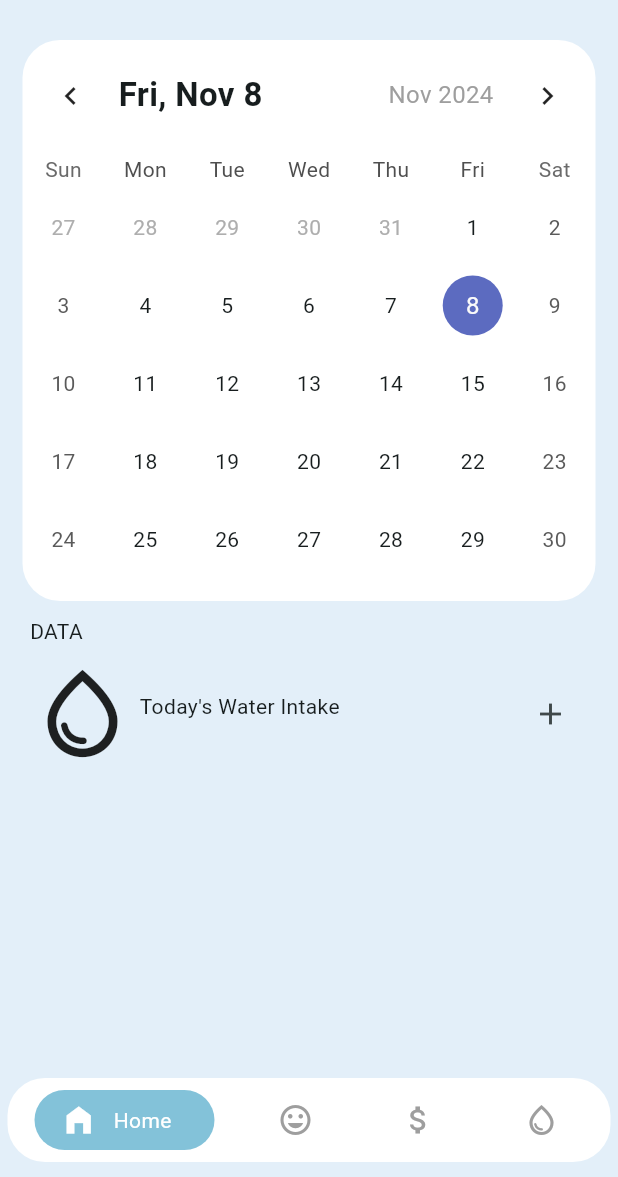
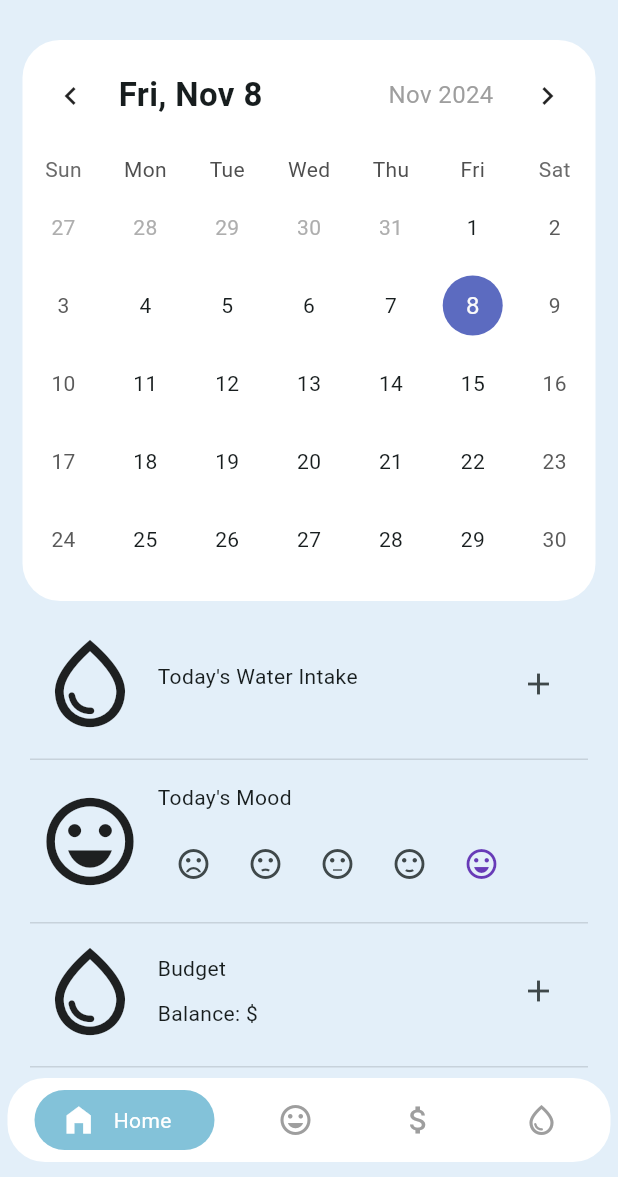
Before and after one commit to ariem1/App_Dev_2_Project, a Flutter app: the screen it shows after launch, on a phone screen of 412 x 824 dp, the part 59-1236 px from its top. Run offline on Flutter 3.47's test engine with Material 3 defaults, Android fonts, the phone set to English and light mode, and no system bars; drawn by our look-alikes of table_calendar.

Commit message:
Updated Homepage

```diff
--- a/lib/pages/home_page.dart
+++ b/lib/pages/home_page.dart
@@ -1,4 +1,7 @@
 import 'package:aura_journal/pages/journal_page.dart';
+import 'package:aura_journal/pages/main_page.dart';
+import 'package:aura_journal/pages/to_do_page.dart';
+
 import 'package:flutter/cupertino.dart';
 import 'package:flutter/material.dart';
 import 'package:table_calendar/table_calendar.dart';
@@ -98,6 +101,36 @@ class _HomePageState extends State<HomePage> {
           .add(Icon(Icons.water_drop_outlined, size: 30)); // Add a new droplet
     });
   }
+
+
+  int _selectedMood = 4; //happy as defualt
+
+  Icon _buildIcon(int index) {
+    switch (index) {
+      case 0:
+        return Icon(Icons.sentiment_very_dissatisfied); // Lowest rating
+      case 1:
+        return Icon(Icons.sentiment_dissatisfied); // Moderate-low rating
+      case 2:
+        return Icon(Icons.sentiment_neutral); // Neutral rating
+      case 3:
+        return Icon(Icons.sentiment_satisfied); // Moderate-high rating
+      case 4:
+        return Icon(Icons.sentiment_very_satisfied); // Highest rating
+      default:
+        return Icon(Icons.star_border); // Default icon
+    }
+  }
+
+  Icon _moodToDisplay(int index) {
+    return Icon(
+      _buildIcon(index).icon,
+      size: 70,
+    );
+  }
+
+
+  bool showToDoPage = false;
 
   final PageController _pageController = PageController(initialPage: 0);
 
@@ -216,16 +249,20 @@ class _HomePageState extends State<HomePage> {
       child: Column(
         crossAxisAlignment: CrossAxisAlignment.start,
         children: [
-          Text('DATA'),
           Container(
             margin: EdgeInsets.only(top: 5),
-            padding: EdgeInsets.only(top: 5),
+            padding: EdgeInsets.only(top: 5, bottom: 15, left: 5),
+            decoration: BoxDecoration(
+                border: Border(
+              bottom: BorderSide(color: Colors.black12, width: 1),
+            )),
             child: Row(
               children: [
                 Icon(Icons.water_drop_outlined, size: 70),
                 Container(
-                  margin: EdgeInsets.only(left: 3),
-                  width: 250,
+                  //  padding: EdgeInsets.only(bottom: 10),
+                  margin: EdgeInsets.only(left: 10),
+                  width: 230,
                   child: Column(
                     crossAxisAlignment: CrossAxisAlignment.start,
                     children: [
@@ -242,6 +279,112 @@ class _HomePageState extends State<HomePage> {
               ],
             ),
           ),
+          Container(
+            margin: EdgeInsets.only(top: 10),
+            padding: EdgeInsets.only(top: 5, bottom: 15, left: 5),
+            decoration: BoxDecoration(
+                border: Border(
+              bottom: BorderSide(color: Colors.black12, width: 1),
+            )),
+            child: Row(
+              children: [
+                _moodToDisplay(_selectedMood),
+                Container(
+                  //  padding: EdgeInsets.only(bottom: 10),
+                  margin: EdgeInsets.only(left: 10),
+                  width: 250,
+                  child: Column(
+                    crossAxisAlignment: CrossAxisAlignment.start,
+                    children: [
+                      Text("Today's Mood"),
+                      SizedBox(height: 10),
+                      Row(
+                        children: List.generate(5, (index) {
+                          return IconButton(
+                            icon: _buildIcon(index),
+                            onPressed: () {
+                              setState(() {
+                                _selectedMood = index;
+                              });
+                            },
+                            color: _selectedMood == index
+                                ? Colors.deepPurple
+                                : null,
+                          );
+                        }),
+                      ),
+                    ],
+                  ),
+                ),
+              ],
+            ),
+          ),
+          Container(
+            margin: EdgeInsets.only(top: 5),
+            padding: EdgeInsets.only(top: 5, bottom: 15, left: 5),
+            decoration: BoxDecoration(
+                border: Border(
+                  bottom: BorderSide(color: Colors.black12, width: 1),
+                )),
+            child: Row(
+              children: [
+                Icon(Icons.water_drop_outlined, size: 70),
+                Container(
+                  //  padding: EdgeInsets.only(bottom: 10),
+                  margin: EdgeInsets.only(left: 10),
+                  width: 230,
+                  child: Column(
+                    crossAxisAlignment: CrossAxisAlignment.start,
+                    children: [
+                      Text("Budget"),
+                      SizedBox(height: 10),
+                      Row(children: [
+                        Text("Balance: \$"),
+                       // TextField(),
+
+                      ]),
+                    ],
+                  ),
+                ),
+                IconButton(
+                  icon: Icon(Icons.add),
+                  onPressed: _addDroplet,
+                ),
+              ],
+            ),
+          ),
+          Container(
+            // PAGE INDICATORSS
+            padding: const EdgeInsets.all(8.0),
+
+            child: Row(
+              //mainAxisSize: MainAxisSize.min,
+              mainAxisAlignment: MainAxisAlignment.center,
+              children: [
+                // Filled circle
+                Container(
+                  width: 12,
+                  height: 10,
+                  decoration: const BoxDecoration(
+                    color: Colors.black, // Filled circle color
+                    shape: BoxShape.circle,
+                  ),
+                ),
+                const SizedBox(width: 8),
+                // Unfilled circle
+                Container(
+                  width: 12,
+                  height: 10,
+                  decoration: BoxDecoration(
+                    color: Colors.grey,
+                    shape: BoxShape.circle,
+                  ),
+                ),
+              ],
+            ),
+          ),
+
+
         ],
       ),
     );
@@ -252,7 +395,7 @@ class _HomePageState extends State<HomePage> {
       child: Container(
         // TO DO CONTAINER
         height: 330,
-        //margin: EdgeInsets.only(top: 10),
+        margin: EdgeInsets.only(top: 10),
         //padding: const EdgeInsets.all(10),
         // decoration: BoxDecoration(
         //  // color: Colors.green,
@@ -283,6 +426,10 @@ class _HomePageState extends State<HomePage> {
                     onTap: () {
                       //CHANGE - NAVIGATE TO TO DO VIEW
                       print("View To Do !");
+                      Navigator.push(
+                        context,
+                        MaterialPageRoute(builder: (context) => ToDoPage()),
+                      );
                     },
                     child: Text(
                       'View',
@@ -330,7 +477,8 @@ class _HomePageState extends State<HomePage> {
                 ],
               ),
             ),
-            Container( // PAGE INDICATORSS
+            Container(
+              // PAGE INDICATORSS
               padding: const EdgeInsets.all(8.0),
 
               child: Row(
--- a/lib/pages/main_page.dart
+++ b/lib/pages/main_page.dart
@@ -2,16 +2,18 @@ import 'home_page.dart';
 import 'package:aura_journal/pages/mood_page.dart';
 import 'package:aura_journal/pages/budget_page.dart';
 import 'package:aura_journal/pages/water_page.dart';
-
+import 'package:aura_journal/pages/to_do_page.dart';
 import 'package:flutter/material.dart';
 import 'nav_bar.dart';
 
 class MainPage extends StatefulWidget {
+
   const MainPage({super.key});
 
   @override
   State<MainPage> createState() => _MainPageState();
 }
+
 
 class _MainPageState extends State<MainPage> {
   final PageController controller = PageController(); // Initialize PageController
@@ -19,10 +21,11 @@ class _MainPageState extends State<MainPage> {
 
   final List<Widget> pages = [
     const HomePage(),
-    const MoodPage(), // Ensure MoodPage is in the list
+    const MoodPage(),
     const BudgetPage(),
     const WaterPage(),
   ];
+ // Control flag to show ToDoPage
 
   @override
   Widget build(BuildContext context) {
@@ -32,14 +35,14 @@ class _MainPageState extends State<MainPage> {
         title: const Text("AURA JOURNAL  - change to user name"),
       ),
       body: PageView(
-        scrollDirection: Axis.vertical,
+        scrollDirection: Axis.horizontal,
         controller: controller,
         onPageChanged: (value) {
           setState(() {
             index = value; // Update the index when page changes
           });
         },
-        children: pages, // Use the pages list for page view
+        children: pages, // Use the pages list for PageView
       ),
       bottomNavigationBar: BottomNavBar(
         curentIndex: index,
--- /dev/null
+++ b/lib/pages/to_do_page.dart
@@ -0,0 +1,27 @@
+import 'home_page.dart';
+import 'package:aura_journal/pages/main_page.dart';
+import 'package:aura_journal/pages/mood_page.dart';
+import 'package:aura_journal/pages/budget_page.dart';
+import 'package:aura_journal/pages/water_page.dart';
+import 'package:flutter/cupertino.dart';
+import 'package:flutter/material.dart';
+import 'nav_bar.dart';
+class ToDoPage extends StatefulWidget {
+  const ToDoPage({super.key});
+
+  @override
+  State<ToDoPage> createState() => _ToDoPageState();
+}
+
+class _ToDoPageState extends State<ToDoPage> {
+
+
+  @override
+  Widget build(BuildContext context) {
+    return Scaffold(
+        appBar: AppBar(
+          title: const Text("TO DO VIEW"),
+        ),
+        body: Text('yes'));
+  }
+}
```
